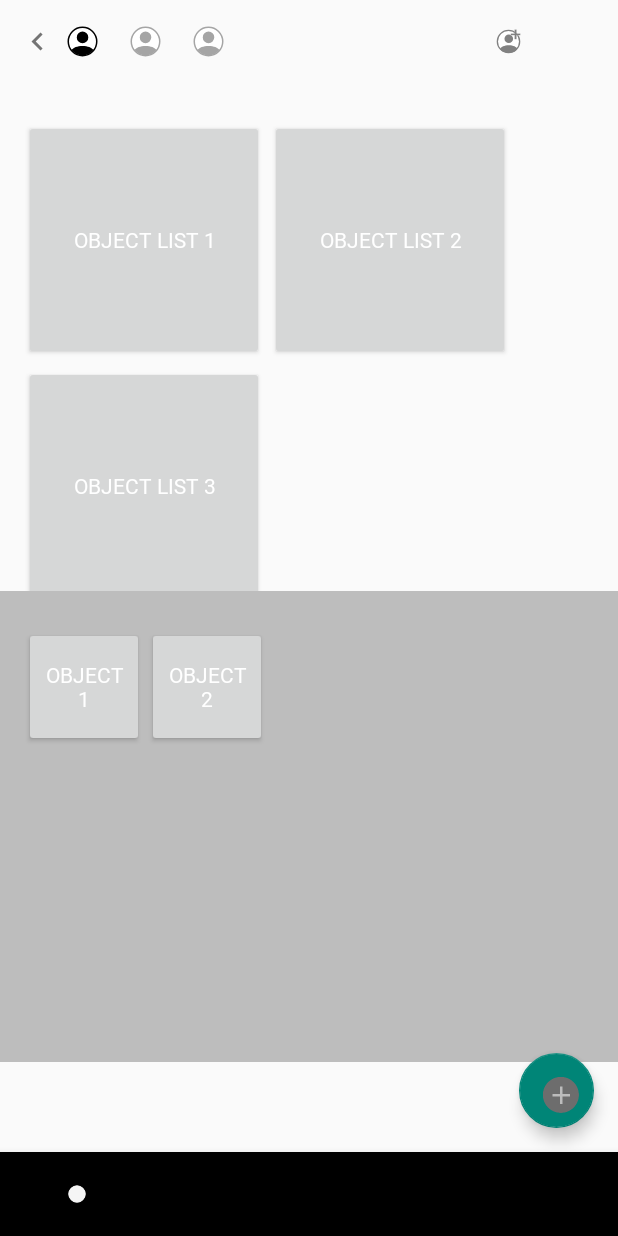
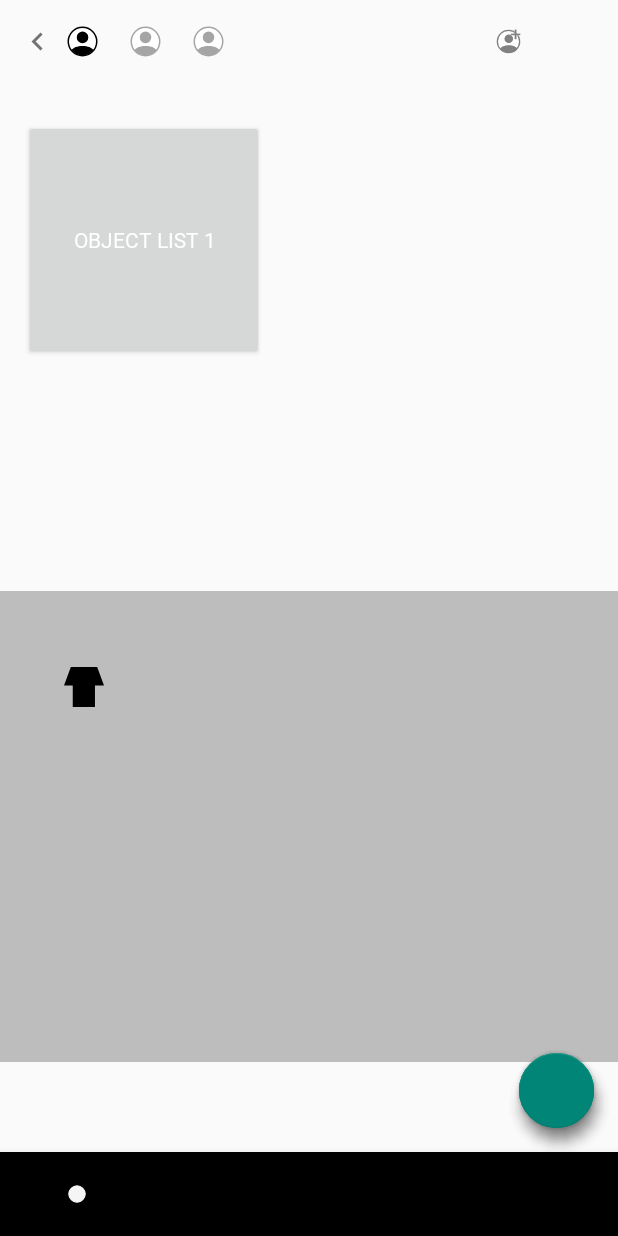
Before and after one commit to SeonA1223/cocoding_Github, an Android app: the screen it shows after launch (SecondActivity), item 3 of the bottom bar chosen, on a phone screen of 412 x 824 dp. Run offline under Robolectric (Android 15) with nearby library versions, the light colour scheme and no system bars.

Commit message:
FAB 서랍으로 변경.

```diff
--- a/app/src/main/AndroidManifest.xml
+++ b/app/src/main/AndroidManifest.xml
@@ -16,10 +16,16 @@
 
                 <category android:name="android.intent.category.LAUNCHER" />
             </intent-filter>
+
         </activity>
 
         <activity android:name=".MainActivity" />
         <activity android:name=".Object.Object_List"/>
+
     </application>
 
+    <uses-permission android:name="android.permission.READ_EXTERNAL_STORAGE"/>
+    <uses-permission android:name="android.permission.WRITE_EXTERNAL_STORAGE" />
+    <uses-permission android:name="android.permission.READ_CONTACTS"/>
+
 </manifest>
--- a/app/src/main/java/com/example/myapplication/Fragment/ObjectFragment.java
+++ b/app/src/main/java/com/example/myapplication/Fragment/ObjectFragment.java
@@ -1,18 +1,39 @@
 package com.example.myapplication.Fragment;
 
+import android.animation.ObjectAnimator;
+import android.app.Activity;
+import android.content.Context;
 import android.content.Intent;
+import android.database.Cursor;
+import android.graphics.Bitmap;
+import android.graphics.BitmapFactory;
+import android.media.Image;
+import android.net.Uri;
 import android.os.Bundle;
 
 import androidx.fragment.app.Fragment;
 
+import android.provider.MediaStore;
+import android.util.Log;
 import android.view.LayoutInflater;
 import android.view.View;
 import android.view.ViewGroup;
 import android.widget.Button;
+import android.widget.ImageButton;
+import android.widget.ImageSwitcher;
+import android.widget.ImageView;
+import android.widget.Toast;
 
 
 import com.example.myapplication.Object.Object_List;
 import com.example.myapplication.R;
+import com.google.android.material.floatingactionbutton.FloatingActionButton;
+
+import java.io.FileNotFoundException;
+import java.io.IOException;
+import java.io.InputStream;
+
+import static android.app.Activity.RESULT_OK;
 
 /**
  * A simple {@link Fragment} subclass.
@@ -29,6 +50,11 @@ public class ObjectFragment extends Fragment {
     // TODO: Rename and change types of parameters
     private String mParam1;
     private String mParam2;
+    private Activity view;
+    public static final int GALLERY_REQUEST_CODE = 1;
+    private Context _context;
+    private boolean isOpened=false;
+
 
     public ObjectFragment() {
         // Required empty public constructor
@@ -67,16 +93,79 @@ public class ObjectFragment extends Fragment {
         // Inflate the layout for this fragment
 
         View view = inflater.inflate(R.layout.fragment_object, container, false);
+
         Button objectList1 = (Button) view.findViewById(R.id.objectList1);
+
+        FloatingActionButton fabMain = (FloatingActionButton) view.findViewById(R.id.fabMain);
+        final FloatingActionButton addImage = (FloatingActionButton) view.findViewById(R.id.addImage);
+        final FloatingActionButton addObjectList = (FloatingActionButton) view.findViewById(R.id.addObjectList);
 
         objectList1.setOnClickListener(new View.OnClickListener() {
             @Override
             public void onClick(View v) {
                 Intent intent = new Intent(getActivity(), Object_List.class);
                 startActivity(intent);
+            }
+        });
+        fabMain.setOnClickListener(new View.OnClickListener(){
+            public void onClick(View v){
+                if(isOpened==false)
+                    isOpened=true;
+                else isOpened=false;
+
+                if(isOpened==true){
+                    addImage.animate().translationY(-getResources().getDimension(R.dimen.standard_55));
+                    addObjectList.animate().translationY(-getResources().getDimension(R.dimen.standard_105));
+                }else{
+                    addImage.animate().translationY(0);
+                    addObjectList.animate().translationY(0);
+                }
+            }
+        });
+        addImage.setOnClickListener(new View.OnClickListener() {
+            @Override
+            public void onClick(View v) {
+                getImageFromAlbum();
+            }
+        });
+        addObjectList.setOnClickListener(new View.OnClickListener(){
+            public void onClick(View v) {
+                addObjectList();
+            }
+        });
+
+        return view;
+    }
+
+
+    private void getImageFromAlbum() {
+            //Create an Intent with action as ACTION_PICK
+            Intent intent=new Intent(Intent.ACTION_PICK);
+            // Sets the type as image/*. This ensures only components of type image are selected
+            intent.setType("image/*");
+            //We pass an extra array with the accepted mime types. This will ensure only components with these MIME types as targeted.
+            String[] mimeTypes = {"image/jpeg", "image/png"};
+            intent.putExtra(Intent.EXTRA_MIME_TYPES,mimeTypes);
+            // Launching the Intent
+            startActivityForResult(intent,GALLERY_REQUEST_CODE);
 
     }
-    });
-        return view;
+
+    @Override
+    public void onActivityResult(int requestCode, int resultCode, Intent data) {
+            // Result code is RESULT_OK only if the user selects an Image
+            if (resultCode == Activity.RESULT_OK)
+                switch (requestCode){
+                    case GALLERY_REQUEST_CODE:
+                        //data.getData returns the content URI for the selected Image
+                        Uri selectedImage = data.getData();
+                        ImageView imageView = (ImageView) getActivity().findViewById(R.id.object1);
+                        imageView.setImageURI(selectedImage);
+                        break;
+                }
+    }
+
+    public void addObjectList(){
+
     }
 }
--- a/app/src/main/java/com/example/myapplication/Object/Object_List.java
+++ b/app/src/main/java/com/example/myapplication/Object/Object_List.java
@@ -8,7 +8,6 @@ import com.example.myapplication.R;
 
 public class Object_List extends AppCompatActivity {
 
-
     @Override
     protected void onCreate(Bundle savedInstanceState) {
         super.onCreate(savedInstanceState);
--- a/app/src/main/res/layout/fragment_object.xml
+++ b/app/src/main/res/layout/fragment_object.xml
@@ -36,31 +36,8 @@
                     android:textColor="#ffffff"
                     android:text="object list 1" />
 
-                <Button
-                    android:id="@+id/objectList2"
-                    android:layout_width="160dp"
-                    android:layout_height="160dp"
-                    android:layout_marginRight="4dp"
-                    android:layout_marginBottom="4dp"
-                    android:fontFamily="@font/lottemart"
-                    android:textColor="#ffffff"
-                    android:text="object list 2" />
             </TableRow>
 
-            <TableRow
-                android:layout_width="match_parent"
-                android:layout_height="match_parent">
-
-                <Button
-                    android:id="@+id/objectList3"
-                    android:layout_width="160dp"
-                    android:layout_height="160dp"
-                    android:layout_marginRight="4dp"
-                    android:layout_marginBottom="4dp"
-                    android:fontFamily="@font/lottemart"
-                    android:textColor="#ffffff"
-                    android:text="object list 3" />
-            </TableRow>
 
         </TableLayout>
 
@@ -84,25 +61,21 @@
             android:layout_height="match_parent"
             >
 
-            <Button
+            <ImageView
                 android:id="@+id/object1"
                 android:layout_width="80dp"
                 android:layout_height="80dp"
                 android:layout_marginRight="2dp"
                 android:layout_marginBottom="2dp"
-                android:fontFamily="@font/lottemart"
-                android:textColor="#ffffff"
-                android:text="object 1" />
+                app:srcCompat="@drawable/ic_store_main_icon"/>
 
-            <Button
+            <ImageView
                 android:id="@+id/object2"
                 android:layout_width="80dp"
                 android:layout_height="80dp"
                 android:layout_marginRight="2dp"
-                android:layout_marginBottom="2dp"
-                android:fontFamily="@font/lottemart"
-                android:textColor="#ffffff"
-                android:text="object 2" />
+                android:layout_marginBottom="2dp"/>
+
         </TableRow>
 
     </TableLayout>
@@ -113,11 +86,28 @@
 </LinearLayout>
 
     <com.google.android.material.floatingactionbutton.FloatingActionButton
+        android:id="@+id/addObjectList"
+        android:layout_width="50dp"
+        android:layout_height="50dp"
+        android:layout_margin="16dp"
+        android:layout_gravity="bottom|right"
+        android:src="@drawable/add_folder"/>
+
+
+    <com.google.android.material.floatingactionbutton.FloatingActionButton
         android:id="@+id/addImage"
         android:layout_width="50dp"
         android:layout_height="50dp"
         android:layout_margin="16dp"
         android:layout_gravity="bottom|right"
-        android:src="@drawable/plusbutton_main_icon"/>
+        android:src="@drawable/add_photo"/>
+
+
+    <com.google.android.material.floatingactionbutton.FloatingActionButton
+        android:id="@+id/fabMain"
+        android:layout_width="50dp"
+        android:layout_height="50dp"
+        android:layout_margin="16dp"
+        android:layout_gravity="bottom|right"/>
 
 </FrameLayout>
--- a/app/src/main/res/values-hdpi/dimens.xml
+++ b/app/src/main/res/values-hdpi/dimens.xml
@@ -1,2 +1,4 @@
 <?xml version="1.0" encoding="utf-8"?>
-<resources></resources>
+<resources><dimen name="standard_55">55dp</dimen>
+    <dimen name="standard_105">105dp</dimen>
+    <dimen name="standard_155">155dp</dimen></resources>
--- a/app/src/main/res/values-xhdpi/dimens.xml
+++ b/app/src/main/res/values-xhdpi/dimens.xml
@@ -1,2 +1,4 @@
 <?xml version="1.0" encoding="utf-8"?>
-<resources></resources>
+<resources><dimen name="standard_55">55dp</dimen>
+    <dimen name="standard_105">105dp</dimen>
+    <dimen name="standard_155">155dp</dimen></resources>
--- a/app/src/main/res/values-xxhdpi/dimens.xml
+++ b/app/src/main/res/values-xxhdpi/dimens.xml
@@ -1,2 +1,4 @@
 <?xml version="1.0" encoding="utf-8"?>
-<resources></resources>
+<resources><dimen name="standard_55">55dp</dimen>
+    <dimen name="standard_105">105dp</dimen>
+    <dimen name="standard_155">155dp</dimen></resources>
```
Also changed, not shown: app/src/main/res/drawable-xxhdpi/add_folder.png (added), app/src/main/res/drawable-xxhdpi/add_photo.png (added).
